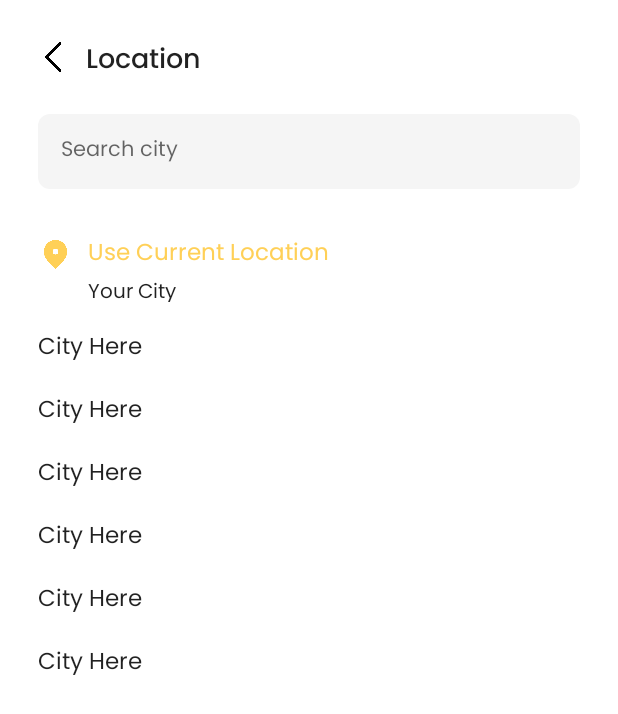
After one commit to bhaskarblur/Justsell, an Android app: the layout fragment_location.xml on its own in the app's theme, with its tools: preview values and no code run, on a phone screen of 412 x 824 dp. The commit adds this screen. Shown: the top 714 px of the screen. Run offline under Robolectric (Android 15) with nearby library versions, the phone set to English and light mode, and no system bars.

Commit message:
6th Update

```diff
--- a/app/src/main/java/com/classified/justsell/helpingCode/helpingcode.java
+++ b/app/src/main/java/com/classified/justsell/helpingCode/helpingcode.java
@@ -41,6 +41,10 @@ public class helpingcode {
 //    private FusedLocationProviderClient fusedLocationProviderClient;
 //    private String mLastLocation;
 //    @SuppressLint("MissingPermission")
+
+
+
+
 //    private void getlatlong() {
 //        locationManager = (LocationManager) getActivity().getApplicationContext().getSystemService(Context.LOCATION_SERVICE);
 //        if (!locationManager.isProviderEnabled(LocationManager.NETWORK_PROVIDER)) {
--- /dev/null
+++ b/app/src/main/res/layout/city_layout.xml
@@ -0,0 +1,25 @@
+<?xml version="1.0" encoding="utf-8"?>
+<androidx.constraintlayout.widget.ConstraintLayout xmlns:android="http://schemas.android.com/apk/res/android"
+    xmlns:app="http://schemas.android.com/apk/res-auto"
+    android:layout_width="match_parent"
+    android:layout_height="wrap_content">
+
+    <TextView
+        android:id="@+id/city_txt"
+        android:layout_width="0dp"
+        android:layout_height="wrap_content"
+        android:layout_marginStart="20dp"
+        android:layout_marginTop="8dp"
+        android:layout_marginEnd="20dp"
+        android:layout_marginBottom="8dp"
+        android:clickable="true"
+        android:fontFamily="@font/poppins"
+        android:maxLength="30"
+        android:text="City Here"
+        android:textColor="?android:textColorPrimary"
+        android:textSize="15sp"
+        app:layout_constraintBottom_toBottomOf="parent"
+        app:layout_constraintEnd_toEndOf="parent"
+        app:layout_constraintStart_toStartOf="parent"
+        app:layout_constraintTop_toTopOf="parent" />
+</androidx.constraintlayout.widget.ConstraintLayout>
--- /dev/null
+++ b/app/src/main/res/layout/fragment_location.xml
@@ -0,0 +1,144 @@
+<?xml version="1.0" encoding="utf-8"?>
+<androidx.constraintlayout.widget.ConstraintLayout xmlns:android="http://schemas.android.com/apk/res/android"
+    xmlns:app="http://schemas.android.com/apk/res-auto"
+    xmlns:tools="http://schemas.android.com/tools"
+    android:layout_width="match_parent"
+    android:layout_height="match_parent"
+    android:background="?android:colorPrimary"
+    tools:context=".Fragments.locationFragment">
+
+
+    <androidx.core.widget.NestedScrollView
+        android:layout_width="match_parent"
+        android:layout_height="0dp"
+        android:layout_marginTop="10dp"
+        android:fillViewport="true"
+        app:layout_constraintBottom_toBottomOf="parent"
+        app:layout_constraintEnd_toEndOf="parent"
+        app:layout_constraintStart_toStartOf="parent"
+        app:layout_constraintTop_toBottomOf="@+id/textView14">
+
+        <androidx.constraintlayout.widget.ConstraintLayout
+            android:layout_width="match_parent"
+            android:layout_height="match_parent">
+
+            <EditText
+                android:id="@+id/citysearch_txt"
+                android:layout_width="0dp"
+                android:layout_height="50dp"
+                android:layout_marginStart="25dp"
+                android:layout_marginTop="10dp"
+                android:layout_marginEnd="25dp"
+                android:background="@drawable/descboxbg"
+                android:backgroundTint="?android:textColorPrimaryInverse"
+                android:fontFamily="@font/poppins"
+                android:hint="Search city"
+                android:inputType="textPersonName"
+                android:paddingLeft="15dp"
+                android:textColor="?android:textColorPrimary"
+                android:textSize="14sp"
+                android:visibility="visible"
+                app:layout_constraintEnd_toEndOf="parent"
+                app:layout_constraintStart_toStartOf="parent"
+                app:layout_constraintTop_toTopOf="parent" />
+
+            <androidx.recyclerview.widget.RecyclerView
+                android:layout_width="match_parent"
+                android:layout_height="0dp"
+                android:layout_marginStart="5dp"
+                android:layout_marginTop="10dp"
+                android:layout_marginEnd="5dp"
+                app:layout_constraintBottom_toBottomOf="parent"
+                app:layout_constraintEnd_toEndOf="parent"
+                app:layout_constraintStart_toStartOf="parent"
+                app:layout_constraintTop_toBottomOf="@+id/currentlocat_lay"
+                app:layout_constraintVertical_bias="0.0"
+                tools:itemCount="8"
+                tools:listitem="@layout/city_layout" />
+
+            <androidx.constraintlayout.widget.ConstraintLayout
+                android:id="@+id/currentlocat_lay"
+                android:layout_width="match_parent"
+                android:layout_height="50dp"
+                android:layout_marginStart="5dp"
+                android:layout_marginTop="25dp"
+                android:layout_marginEnd="5dp"
+                android:clickable="true"
+                app:layout_constraintEnd_toEndOf="parent"
+                app:layout_constraintStart_toStartOf="parent"
+                app:layout_constraintTop_toBottomOf="@+id/citysearch_txt">
+
+                <ImageView
+                    android:id="@+id/locaticon2"
+                    android:layout_width="23dp"
+                    android:layout_height="23dp"
+                    android:layout_marginStart="20dp"
+                    android:layout_marginTop="10dp"
+                    android:layout_marginBottom="20dp"
+                    android:clickable="true"
+                    android:src="@drawable/locationicon"
+                    app:layout_constraintBottom_toBottomOf="parent"
+                    app:layout_constraintStart_toStartOf="parent"
+                    app:tint="@color/primary_color" />
+
+                <TextView
+                    android:id="@+id/citytext4"
+                    android:layout_width="0dp"
+                    android:layout_height="wrap_content"
+                    android:layout_marginStart="10dp"
+                    android:layout_marginTop="5dp"
+                    android:layout_marginEnd="20dp"
+                    android:clickable="true"
+                    android:fontFamily="@font/poppins"
+                    android:maxLength="30"
+                    android:text="Use Current Location"
+                    android:textColor="@color/primary_color"
+                    android:textSize="15sp"
+                    app:layout_constraintEnd_toEndOf="parent"
+                    app:layout_constraintStart_toEndOf="@+id/locaticon2"
+                    app:layout_constraintTop_toTopOf="parent" />
+
+                <TextView
+                    android:id="@+id/curcity"
+                    android:layout_width="0dp"
+                    android:layout_height="wrap_content"
+                    android:layout_marginStart="10dp"
+                    android:layout_marginTop="1dp"
+                    android:layout_marginEnd="20dp"
+                    android:clickable="true"
+                    android:fontFamily="@font/poppins"
+                    android:maxLength="30"
+                    android:text="Your City"
+                    android:textColor="?android:textColorPrimary"
+                    android:textSize="13sp"
+                    app:layout_constraintEnd_toEndOf="parent"
+                    app:layout_constraintStart_toEndOf="@+id/locaticon2"
+                    app:layout_constraintTop_toBottomOf="@+id/citytext4" />
+            </androidx.constraintlayout.widget.ConstraintLayout>
+        </androidx.constraintlayout.widget.ConstraintLayout>
+    </androidx.core.widget.NestedScrollView>
+    <TextView
+        android:id="@+id/textView14"
+        android:layout_width="wrap_content"
+        android:layout_height="wrap_content"
+        android:layout_marginStart="57dp"
+        android:layout_marginTop="25dp"
+        android:fontFamily="@font/poppins_medium"
+        android:text="Location"
+        android:textColor="?android:textColorPrimary"
+        android:textSize="18sp"
+        app:layout_constraintStart_toStartOf="parent"
+        app:layout_constraintTop_toTopOf="parent" />
+
+    <ImageView
+        android:id="@+id/backbtn3"
+        android:layout_width="20dp"
+        android:layout_height="20dp"
+        android:layout_marginStart="25dp"
+        android:layout_marginTop="28dp"
+        android:src="@drawable/backbtn"
+        android:tint="?android:textColorPrimary"
+        app:layout_constraintStart_toStartOf="parent"
+        app:layout_constraintTop_toTopOf="parent" />
+
+</androidx.constraintlayout.widget.ConstraintLayout>
```
Also changed, not shown: app/src/main/java/com/classified/justsell/Adapters/cityAdapter.java (added, +67 -0 lines), app/src/main/java/com/classified/justsell/Fragments/homeFragment.java (+23 -0 lines), app/src/main/java/com/classified/justsell/Fragments/locationFragment.java (added, +266 -0 lines), app/src/main/java/com/classified/justsell/Models/homeResponse.java (+61 -0 lines).
